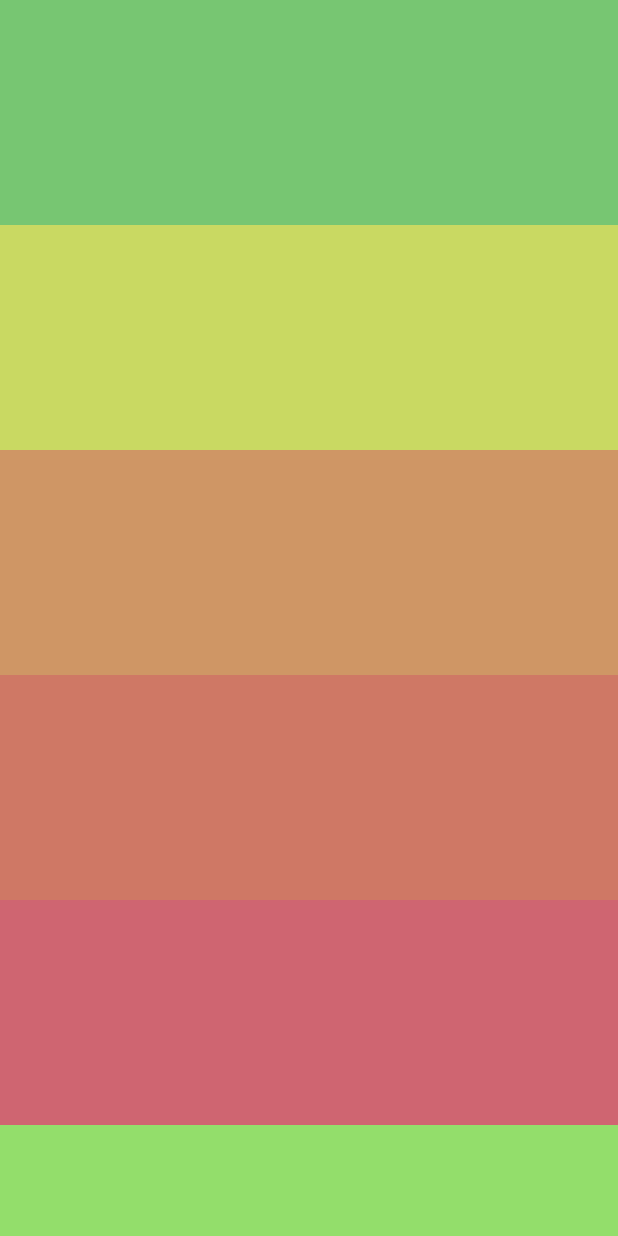
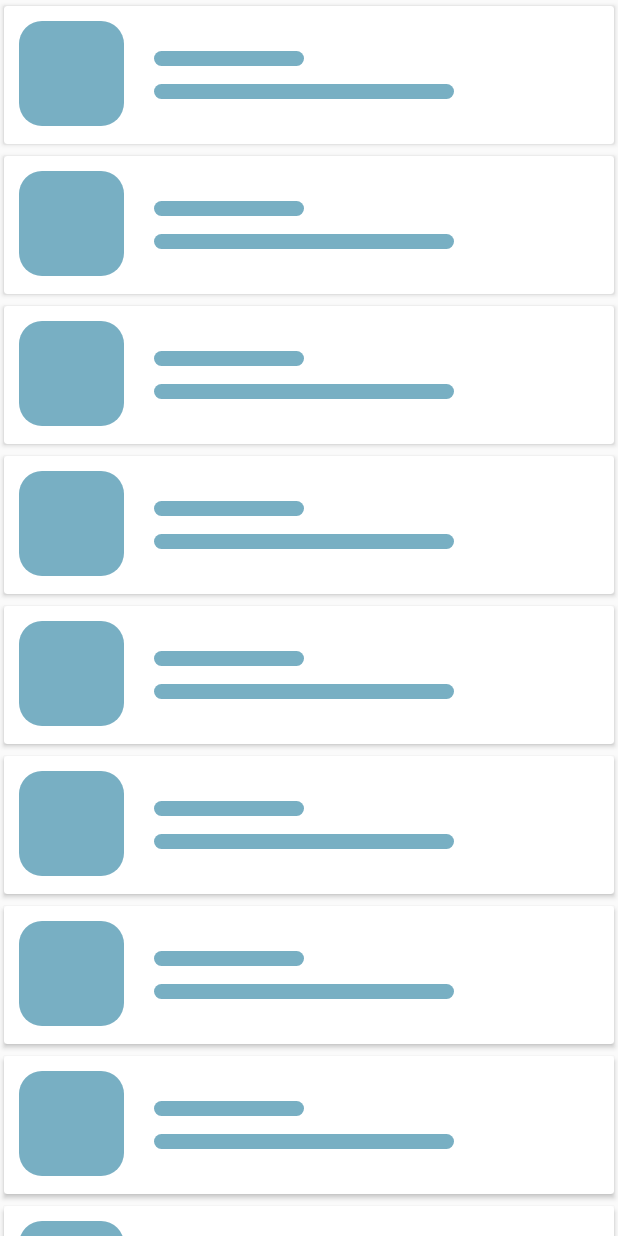
Before and after one commit to Cleveroad/FireworkyPullToRefresh, an Android app: the screen it shows after launch (MainActivity), on a phone screen of 412 x 824 dp. Run offline under Robolectric (Android 15) with nearby library versions, the phone set to English and light mode, and no system bars; our stand-ins replace ButterKnife.

Commit message:
refactor: library sample
Redesign & refactor sample for library;

```diff
--- a/app/build.gradle
+++ b/app/build.gradle
@@ -3,10 +3,10 @@ apply plugin: 'android-apt'
 
 android {
     compileSdkVersion 24
-    buildToolsVersion "24.0.0"
+    buildToolsVersion "24.0.1"
     defaultConfig {
         applicationId "com.cleveroad.fireworkpulltorefresh"
-        minSdkVersion 16
+        minSdkVersion 17
         targetSdkVersion 24
         versionCode 1
         versionName "1.0"
@@ -30,6 +30,7 @@ dependencies {
     //Support libs
     compile "com.android.support:appcompat-v7:$SUPPORT_LIB_VERSION"
     compile "com.android.support:design:$SUPPORT_LIB_VERSION"
+    compile "com.android.support:cardview-v7:$SUPPORT_LIB_VERSION"
 
     //ButterKnife
     compile "com.jakewharton:butterknife:$BUTTER_KNIFE_VERSION"
--- a/app/src/main/java/com/cleveroad/fireworkpulltorefresh/BaseFragment.java
+++ /dev/null
@@ -1,26 +0,0 @@
-package com.cleveroad.fireworkpulltorefresh;
-
-import android.os.Bundle;
-import android.support.annotation.Nullable;
-import android.support.v4.app.Fragment;
-import android.support.v4.widget.SwipeRefreshLayout;
-
-import java.util.ArrayList;
-import java.util.List;
-
-abstract class BaseFragment extends Fragment {
-    public static final int REFRESH_DELAY = 4500;
-
-    protected List<Integer> colors;
-
-    @Override
-    public void onCreate(@Nullable Bundle savedInstanceState) {
-        super.onCreate(savedInstanceState);
-
-        int colorArray[] = getResources().getIntArray(R.array.fireworkColors);
-        colors = new ArrayList<>(colorArray.length);
-        for (int color : colorArray) {
-            colors.add(color);
-        }
-    }
-}
--- a/app/src/main/java/com/cleveroad/fireworkpulltorefresh/ListViewFragment.java
+++ b/app/src/main/java/com/cleveroad/fireworkpulltorefresh/ListViewFragment.java
@@ -4,6 +4,7 @@ import android.content.Context;
 import android.os.Bundle;
 import android.support.annotation.NonNull;
 import android.support.annotation.Nullable;
+import android.support.v4.app.Fragment;
 import android.view.LayoutInflater;
 import android.view.View;
 import android.view.ViewGroup;
@@ -12,10 +13,23 @@ import android.widget.ListView;
 
 import com.cleveroad.ptr.FireworkyPullToRefreshLayout;
 
+import java.util.ArrayList;
+import java.util.List;
+import java.util.Objects;
+
 import butterknife.BindView;
 import butterknife.ButterKnife;
 
-public class ListViewFragment extends BaseFragment implements FireworkyPullToRefreshLayout.OnRefreshListener {
+public class ListViewFragment extends Fragment implements FireworkyPullToRefreshLayout.OnRefreshListener {
+    public static final int REFRESH_DELAY = 4500;
+    private static final int ITEMS_COUNT = 25;
+    private static final List<Object> mDummyList;
+    static {
+        mDummyList = new ArrayList<>(ITEMS_COUNT);
+        for (int i = 0; i < ITEMS_COUNT; i++) {
+            mDummyList.add(new Object());
+        }
+    }
 
     @BindView(R.id.listView)
     ListView mListView;
@@ -41,9 +55,9 @@ public class ListViewFragment extends BaseFragment implements FireworkyPullToRef
     @Override
     public void onViewCreated(View view, @Nullable Bundle savedInstanceState) {
         super.onViewCreated(view, savedInstanceState);
-        mPullRefreshView.getConfig().setFireworkColorsFromResources(R.array.fireworkColors);
         mPullRefreshView.setOnRefreshListener(this);
-        mListView.setAdapter(new SampleAdapter(getActivity(), R.layout.list_item));
+
+        mListView.setAdapter(new SampleAdapter(getActivity(), R.layout.list_item, mDummyList));
 
         mPullRefreshView.post(new Runnable() {
             @Override
@@ -64,11 +78,11 @@ public class ListViewFragment extends BaseFragment implements FireworkyPullToRef
         }, REFRESH_DELAY);
     }
 
-    class SampleAdapter extends ArrayAdapter<Integer> {
+    class SampleAdapter extends ArrayAdapter<Object> {
         private final LayoutInflater mInflater;
 
-        SampleAdapter(Context context, int layoutResourceId) {
-            super(context, layoutResourceId, colors);
+        SampleAdapter(Context context, int layoutResourceId, List<Object> list) {
+            super(context, layoutResourceId, list);
             mInflater = LayoutInflater.from(context);
         }
 
@@ -83,9 +97,6 @@ public class ListViewFragment extends BaseFragment implements FireworkyPullToRef
             } else {
                 viewHolder = (ViewHolder) convertView.getTag();
             }
-
-            convertView.setBackgroundColor(colors.get(position));
-
             return convertView;
         }
 
--- a/app/src/main/java/com/cleveroad/fireworkpulltorefresh/RecyclerViewFragment.java
+++ b/app/src/main/java/com/cleveroad/fireworkpulltorefresh/RecyclerViewFragment.java
@@ -2,6 +2,7 @@ package com.cleveroad.fireworkpulltorefresh;
 
 import android.os.Bundle;
 import android.support.annotation.Nullable;
+import android.support.v4.app.Fragment;
 import android.support.v7.widget.LinearLayoutManager;
 import android.support.v7.widget.RecyclerView;
 import android.view.LayoutInflater;
@@ -13,7 +14,10 @@ import com.cleveroad.ptr.FireworkyPullToRefreshLayout;
 import butterknife.BindView;
 import butterknife.ButterKnife;
 
-public class RecyclerViewFragment extends BaseFragment {
+public class RecyclerViewFragment extends Fragment {
+    private static final int REFRESH_DELAY = 4500;
+    private static final int ITEMS_COUNT = 25;
+
     @BindView(R.id.pullToRefresh)
     FireworkyPullToRefreshLayout mPullToRefresh;
     @BindView(R.id.recyclerView)
@@ -56,8 +60,6 @@ public class RecyclerViewFragment extends BaseFragment {
     }
 
     private void initRefreshView() {
-        mPullToRefresh.getConfig().setFireworkColorsFromResources(R.array.fireworkColors);
-
         mPullToRefresh.setOnRefreshListener(new FireworkyPullToRefreshLayout.OnRefreshListener() {
             @Override
             public void onRefresh() {
@@ -81,23 +83,17 @@ public class RecyclerViewFragment extends BaseFragment {
 
         @Override
         public void onBindViewHolder(RecyclerViewFragment.SampleHolder holder, int position) {
-            holder.bindData(colors.get(position));
         }
 
         @Override
         public int getItemCount() {
-            return colors.size();
+            return ITEMS_COUNT;
         }
     }
 
     static class SampleHolder extends RecyclerView.ViewHolder {
-
         SampleHolder(View itemView) {
             super(itemView);
         }
-
-        void bindData(int color) {
-            itemView.setBackgroundColor(color);
-        }
     }
 }
--- /dev/null
+++ b/app/src/main/res/drawable/round_rect.xml
@@ -0,0 +1,5 @@
+<?xml version="1.0" encoding="utf-8"?>
+<shape xmlns:android="http://schemas.android.com/apk/res/android">
+    <solid android:color="@color/colorPrimary" />
+    <corners android:radius="15dp" />
+</shape>
--- a/app/src/main/res/layout/fragment_listview.xml
+++ b/app/src/main/res/layout/fragment_listview.xml
@@ -2,7 +2,6 @@
 <LinearLayout xmlns:android="http://schemas.android.com/apk/res/android"
     android:layout_width="match_parent"
     android:layout_height="match_parent"
-    android:background="@color/firework1"
     android:orientation="vertical">
 
     <com.cleveroad.ptr.FireworkyPullToRefreshLayout
@@ -16,7 +15,7 @@
             android:layout_height="match_parent"
             android:divider="@null"
             android:dividerHeight="0dp"
-            android:fadingEdge="none"/>
+            android:fadingEdge="none" />
 
     </com.cleveroad.ptr.FireworkyPullToRefreshLayout>
 
--- a/app/src/main/res/layout/fragment_recycler_view.xml
+++ b/app/src/main/res/layout/fragment_recycler_view.xml
@@ -1,16 +1,13 @@
 <?xml version="1.0" encoding="utf-8"?>
 <LinearLayout xmlns:android="http://schemas.android.com/apk/res/android"
-              android:layout_width="match_parent"
-              android:layout_height="match_parent"
-              android:background="@color/firework1"
-              android:orientation="vertical">
+    android:layout_width="match_parent"
+    android:layout_height="match_parent"
+    android:orientation="vertical">
 
     <com.cleveroad.ptr.FireworkyPullToRefreshLayout
-        xmlns:app="http://schemas.android.com/apk/res-auto"
         android:id="@+id/pullToRefresh"
         android:layout_width="match_parent"
-        android:layout_height="match_parent"
-        app:ptr_fireworkColors="@array/fireworkColors">
+        android:layout_height="match_parent">
 
         <android.support.v7.widget.RecyclerView
             android:id="@+id/recyclerView"
@@ -18,7 +15,7 @@
             android:layout_height="match_parent"
             android:divider="@null"
             android:dividerHeight="0dp"
-            android:fadingEdge="none"/>
+            android:fadingEdge="none" />
 
     </com.cleveroad.ptr.FireworkyPullToRefreshLayout>
 
--- a/app/src/main/res/layout/list_item.xml
+++ b/app/src/main/res/layout/list_item.xml
@@ -1,4 +1,38 @@
 <?xml version="1.0" encoding="utf-8"?>
-<FrameLayout xmlns:android="http://schemas.android.com/apk/res/android"
+<android.support.v7.widget.CardView xmlns:android="http://schemas.android.com/apk/res/android"
+    xmlns:app="http://schemas.android.com/apk/res-auto"
     android:layout_width="match_parent"
-    android:layout_height="@dimen/list_item_height" />
+    android:layout_height="@dimen/list_item_height"
+    app:cardUseCompatPadding="true">
+
+    <RelativeLayout
+        android:layout_width="match_parent"
+        android:layout_height="match_parent"
+        android:padding="10dp">
+
+        <View
+            android:id="@+id/viewHolder1"
+            android:layout_width="70dp"
+            android:layout_height="70dp"
+            android:background="@drawable/round_rect" />
+
+        <View
+            android:id="@+id/viewHolder2"
+            android:layout_width="100dp"
+            android:layout_height="10dp"
+            android:layout_alignParentTop="true"
+            android:layout_margin="20dp"
+            android:layout_toEndOf="@+id/viewHolder1"
+            android:background="@drawable/round_rect" />
+
+        <View
+            android:id="@+id/viewHolder3"
+            android:layout_width="200dp"
+            android:layout_height="10dp"
+            android:layout_alignParentBottom="true"
+            android:layout_margin="20dp"
+            android:layout_toEndOf="@+id/viewHolder1"
+            android:background="@drawable/round_rect" />
+
+    </RelativeLayout>
+</android.support.v7.widget.CardView>
--- a/app/src/main/res/values/colors.xml
+++ b/app/src/main/res/values/colors.xml
@@ -1,26 +1,6 @@
 <?xml version="1.0" encoding="utf-8"?>
 <resources>
-    <color name="colorPrimary">#cde3e1</color>
-    <color name="colorPrimaryDark">#ca905d</color>
-    <color name="colorAccent">#e1e0e0</color>
-
-    <color name="firework1">#77c672</color>
-    <color name="firework2">#c9d962</color>
-    <color name="firework3">#cf9665</color>
-    <color name="firework4">#cf7865</color>
-    <color name="firework5">#cf6571</color>
-    <color name="firework6">#93de6b</color>
-    <color name="firework7">#dec65c</color>
-    <color name="firework8">#de5c5e</color>
-
-    <integer-array name="fireworkColors">
-        <item>@color/firework1</item>
-        <item>@color/firework2</item>
-        <item>@color/firework3</item>
-        <item>@color/firework4</item>
-        <item>@color/firework5</item>
-        <item>@color/firework6</item>
-        <item>@color/firework7</item>
-        <item>@color/firework8</item>
-    </integer-array>
+    <color name="colorPrimary">#78afc3</color>
+    <color name="colorPrimaryDark">#4592b5</color>
+    <color name="colorAccent">#ebebeb</color>
 </resources>
--- a/app/src/main/res/values/dimens.xml
+++ b/app/src/main/res/values/dimens.xml
@@ -3,5 +3,5 @@
     <dimen name="activity_horizontal_margin">16dp</dimen>
     <dimen name="activity_vertical_margin">16dp</dimen>
 
-    <dimen name="list_item_height">150dp</dimen>
+    <dimen name="list_item_height">100dp</dimen>
 </resources>
--- a/app/src/main/res/values/styles.xml
+++ b/app/src/main/res/values/styles.xml
@@ -1,7 +1,7 @@
 <resources>
 
     <!-- Base application theme. -->
-    <style name="AppTheme" parent="Theme.AppCompat.NoActionBar">
+    <style name="AppTheme" parent="Theme.AppCompat.Light.NoActionBar">
         <!-- Customize your theme here. -->
         <item name="colorPrimary">@color/colorPrimary</item>
         <item name="colorPrimaryDark">@color/colorPrimaryDark</item>
--- a/build.gradle
+++ b/build.gradle
@@ -5,7 +5,7 @@ buildscript {
         jcenter()
     }
     dependencies {
-        classpath 'com.android.tools.build:gradle:2.2.0-beta2'
+        classpath 'com.android.tools.build:gradle:2.2.0-beta3'
         classpath 'com.neenbedankt.gradle.plugins:android-apt:1.8'
 
         // NOTE: Do not place your application dependencies here; they belong
--- a/library/src/main/java/com/cleveroad/ptr/Configuration.java
+++ b/library/src/main/java/com/cleveroad/ptr/Configuration.java
@@ -1,6 +1,8 @@
 package com.cleveroad.ptr;
 
 import android.content.Context;
+import android.graphics.Bitmap;
+import android.graphics.drawable.BitmapDrawable;
 import android.graphics.drawable.Drawable;
 import android.support.annotation.ArrayRes;
 import android.support.annotation.DrawableRes;
@@ -35,6 +37,14 @@ public class Configuration {
     }
 
     /**
+     * Use this method to set rocket bitmap
+     * @param rocketBitmap
+     */
+    public void setRocketFromBitmap(Bitmap rocketBitmap) {
+        setRocketFromDrawable(new BitmapDrawable(mContext.getResources(), rocketBitmap));
+    }
+
+    /**
      * Use this method to set rocket drawable from resources
      * @param fireworkDrawableRes
      */
@@ -50,8 +60,16 @@ public class Configuration {
      * Use this method to set flame drawable
      * @param flameDrawable
      */
-    public void setFlameFromDrawable(@Nullable Drawable flameDrawable) {
+    public void setFlameFromDrawable(Drawable flameDrawable) {
         mFlameDrawable = flameDrawable;
+    }
+
+    /**
+     * Use this method to set flame bitmap
+     * @param flameBitmap
+     */
+    public void setFlameFromBitmap(Bitmap flameBitmap) {
+        setFlameFromDrawable(new BitmapDrawable(mContext.getResources(), flameBitmap));
     }
 
     /**
@@ -70,8 +88,16 @@ public class Configuration {
      * Use this method to set background drawable
      * @param backgroundDrawable
      */
-    public void setBackgroundFromDrawable(@Nullable Drawable backgroundDrawable) {
+    public void setBackgroundFromDrawable(Drawable backgroundDrawable) {
         mBackgroundDrawable = backgroundDrawable;
+    }
+
+    /**
+     * Use this method to set background bitmap
+     * @param backgroundBitmap
+     */
+    public void setBackgroundFromBitmap(Bitmap backgroundBitmap) {
+        setBackgroundFromDrawable(new BitmapDrawable(mContext.getResources(), backgroundBitmap));
     }
 
     /**
--- a/library/src/main/java/com/cleveroad/ptr/FireworkRefreshDrawable.java
+++ b/library/src/main/java/com/cleveroad/ptr/FireworkRefreshDrawable.java
@@ -88,6 +88,7 @@ class FireworkRefreshDrawable extends BaseRefreshDrawable {
      */
     private static final float CURVE_MAX_DEVIATION_PERCENT = 0.3f;
     private static final float CURVE_DY_STEP_TWO = 10;
+    private static final float CURVE_VERTICAL_POINT_PERCENT = 0.7f;
     private float mCurveDyStepTwo;
     private float mCurveLastTargetPointY;
 
@@ -174,7 +175,7 @@ class FireworkRefreshDrawable extends BaseRefreshDrawable {
     }
 
     private float getCurveYStart() {
-        return mParent.getTotalDragDistance() * (1.5f - Math.min(mPercent, 1.0f));
+        return mParent.getTotalDragDistance() * (1f + CURVE_VERTICAL_POINT_PERCENT - Math.min(mPercent, 1.0f));
     }
 
     private float getCurveYEnd() {
--- a/library/src/main/java/com/cleveroad/ptr/FireworkyPullToRefreshLayout.java
+++ b/library/src/main/java/com/cleveroad/ptr/FireworkyPullToRefreshLayout.java
@@ -521,6 +521,6 @@ public class FireworkyPullToRefreshLayout extends ViewGroup {
          *
          * @return Whether it is possible for the child view of parent layout to scroll up.
          */
-        boolean canChildScrollUp(FireworkyPullToRefreshLayout parent, @Nullable View child);
+        boolean canChildScrollUp(@NonNull FireworkyPullToRefreshLayout parent, @Nullable View child);
     }
 }
```
